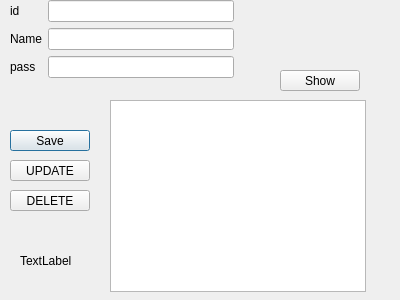
Before: the Qt Designer form proba/emplpyeeinfo.ui in Hasirati/Calendar, drawn with Qt 5.
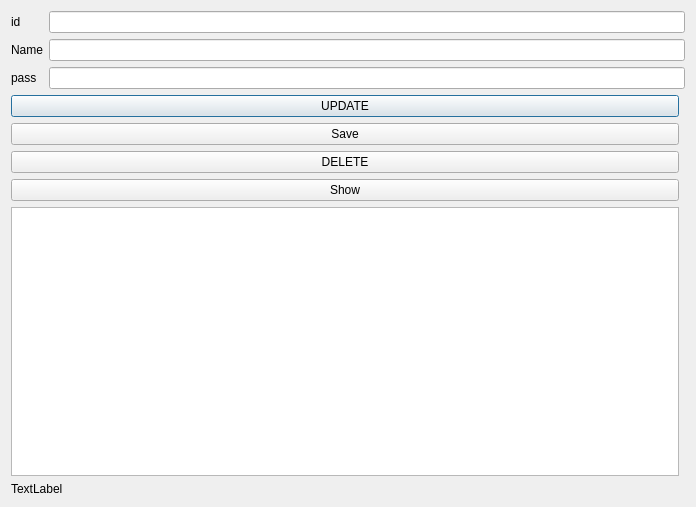
After: the same form once the commit is applied.

What changed in the file:
```diff
--- a/proba/emplpyeeinfo.ui
+++ b/proba/emplpyeeinfo.ui
@@ -6,97 +6,36 @@
    <rect>
     <x>0</x>
     <y>0</y>
-    <width>400</width>
-    <height>300</height>
+    <width>696</width>
+    <height>507</height>
    </rect>
   </property>
   <property name="windowTitle">
    <string>Dialog</string>
   </property>
-  <widget class="QPushButton" name="pushButton">
-   <property name="geometry">
-    <rect>
-     <x>10</x>
-     <y>130</y>
-     <width>80</width>
-     <height>21</height>
-    </rect>
-   </property>
-   <property name="text">
-    <string>Save</string>
-   </property>
-  </widget>
-  <widget class="QLabel" name="label_3">
-   <property name="geometry">
-    <rect>
-     <x>20</x>
-     <y>240</y>
-     <width>171</width>
-     <height>41</height>
-    </rect>
-   </property>
-   <property name="text">
-    <string>TextLabel</string>
-   </property>
-  </widget>
+  <layout class="QGridLayout" name="gridLayout">
+   <item row="2" column="0">
   <widget class="QPushButton" name="pushButton_2">
-   <property name="geometry">
-    <rect>
-     <x>10</x>
-     <y>160</y>
-     <width>80</width>
-     <height>21</height>
-    </rect>
-   </property>
    <property name="text">
     <string>UPDATE</string>
    </property>
   </widget>
+   </item>
+   <item row="7" column="0">
+    <widget class="QLabel" name="label_3">
+     <property name="text">
+      <string>TextLabel</string>
+     </property>
+    </widget>
+   </item>
+   <item row="4" column="0">
   <widget class="QPushButton" name="pushButton_3">
-   <property name="geometry">
-    <rect>
-     <x>10</x>
-     <y>190</y>
-     <width>80</width>
-     <height>21</height>
-    </rect>
-   </property>
    <property name="text">
     <string>DELETE</string>
    </property>
   </widget>
-  <widget class="QPushButton" name="pb_show">
-   <property name="geometry">
-    <rect>
-     <x>280</x>
-     <y>70</y>
-     <width>80</width>
-     <height>21</height>
-    </rect>
-   </property>
-   <property name="text">
-    <string>Show</string>
-   </property>
-  </widget>
-  <widget class="QTreeView" name="treeView">
-   <property name="geometry">
-    <rect>
-     <x>110</x>
-     <y>100</y>
-     <width>256</width>
-     <height>192</height>
-    </rect>
-   </property>
-  </widget>
-  <widget class="QWidget" name="">
-   <property name="geometry">
-    <rect>
-     <x>10</x>
-     <y>0</y>
-     <width>224</width>
-     <height>90</height>
-    </rect>
-   </property>
+   </item>
+   <item row="0" column="0" colspan="2">
    <layout class="QFormLayout" name="formLayout">
     <item row="2" column="1">
      <widget class="QLineEdit" name="lineEdit_4"/>
@@ -129,7 +68,25 @@
      <widget class="QLineEdit" name="lineEdit"/>
     </item>
    </layout>
-  </widget>
+   </item>
+   <item row="5" column="0">
+    <widget class="QPushButton" name="pb_show">
+     <property name="text">
+      <string>Show</string>
+     </property>
+    </widget>
+   </item>
+   <item row="6" column="0">
+    <widget class="QTableView" name="tableView"/>
+   </item>
+   <item row="3" column="0">
+    <widget class="QPushButton" name="pushButton">
+     <property name="text">
+      <string>Save</string>
+     </property>
+    </widget>
+   </item>
+  </layout>
  </widget>
  <resources/>
  <connections/>
```
Lines whose indentation alone changed are shown as unchanged.
